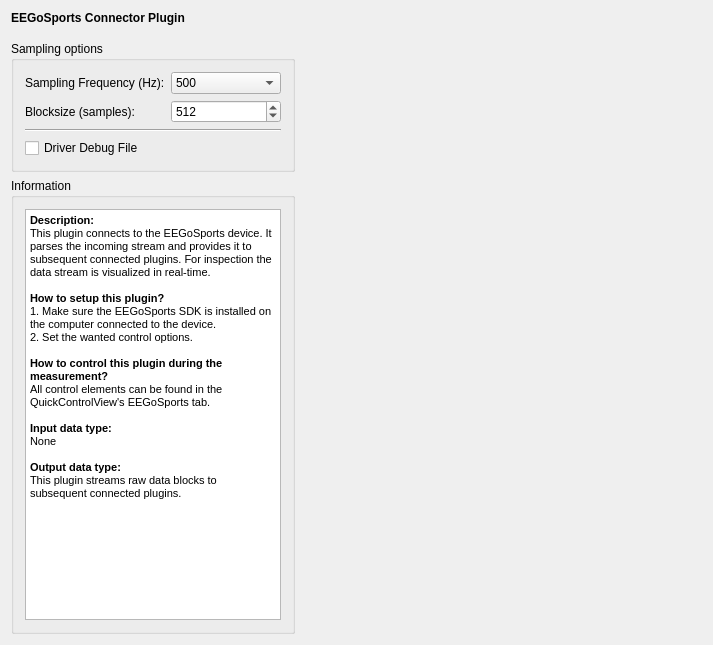
Old version of the form applications/mne_scan/plugins/eegosports/FormFiles/eegosportssetup.ui in the repository mne-tools/mne-cpp.
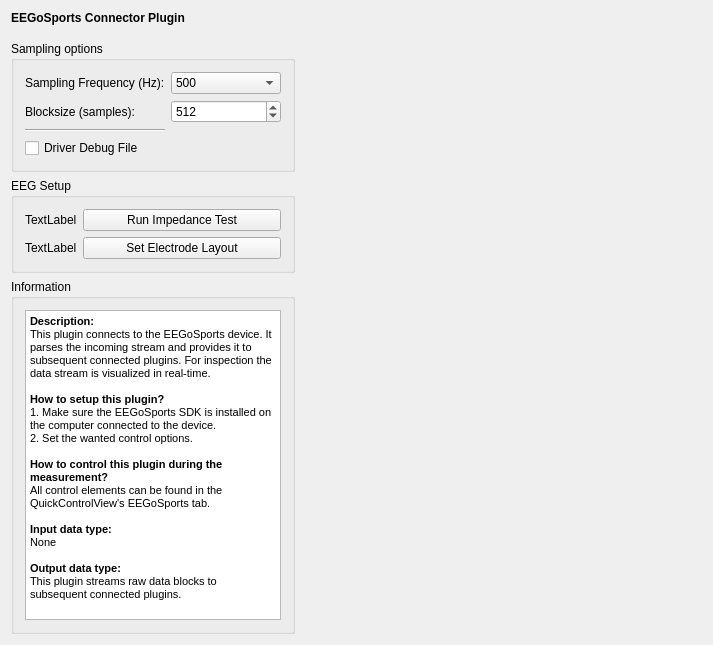
New version of the form.

Commit message: FIX: eegosports impedance check

```diff
--- a/applications/mne_scan/plugins/eegosports/FormFiles/eegosportssetup.ui
+++ b/applications/mne_scan/plugins/eegosports/FormFiles/eegosportssetup.ui
@@ -44,11 +44,11 @@
     </spacer>
    </item>
    <item>
-    <layout class="QGridLayout" name="m_qGridLayout_main" rowstretch="0,0" columnstretch="0,0,0,0">
+    <layout class="QGridLayout" name="m_qGridLayout_main" rowstretch="0,0,0" columnstretch="0,0,0,0">
      <property name="spacing">
       <number>6</number>
      </property>
-     <item row="0" column="3" rowspan="2">
+     <item row="0" column="3" rowspan="3">
       <spacer name="horizontalSpacer">
        <property name="orientation">
         <enum>Qt::Horizontal</enum>
@@ -61,7 +61,7 @@
        </property>
       </spacer>
      </item>
-     <item row="1" column="0" colspan="3">
+     <item row="2" column="0" colspan="3">
       <widget class="QGroupBox" name="m_qGroupBox_Information">
        <property name="sizePolicy">
         <sizepolicy hsizetype="Preferred" vsizetype="Preferred">
@@ -97,22 +97,65 @@
            <string>&lt;!DOCTYPE HTML PUBLIC &quot;-//W3C//DTD HTML 4.0//EN&quot; &quot;http://www.w3.org/TR/REC-html40/strict.dtd&quot;&gt;
 &lt;html&gt;&lt;head&gt;&lt;meta name=&quot;qrichtext&quot; content=&quot;1&quot; /&gt;&lt;style type=&quot;text/css&quot;&gt;
 p, li { white-space: pre-wrap; }
-&lt;/style&gt;&lt;/head&gt;&lt;body style=&quot; font-family:'MS Shell Dlg 2'; font-size:8.25pt; font-weight:400; font-style:normal;&quot;&gt;
-&lt;p style=&quot; margin-top:0px; margin-bottom:0px; margin-left:0px; margin-right:0px; -qt-block-indent:0; text-indent:0px;&quot;&gt;&lt;span style=&quot; font-weight:600;&quot;&gt;Description:&lt;/span&gt;&lt;/p&gt;
-&lt;p style=&quot; margin-top:0px; margin-bottom:0px; margin-left:0px; margin-right:0px; -qt-block-indent:0; text-indent:0px;&quot;&gt;This plugin connects to the EEGoSports device. It parses the incoming stream and provides it to subsequent connected plugins. For inspection the data stream is visualized in real-time.&lt;/p&gt;
-&lt;p style=&quot;-qt-paragraph-type:empty; margin-top:0px; margin-bottom:0px; margin-left:0px; margin-right:0px; -qt-block-indent:0; text-indent:0px;&quot;&gt;&lt;br /&gt;&lt;/p&gt;
-&lt;p style=&quot; margin-top:0px; margin-bottom:0px; margin-left:0px; margin-right:0px; -qt-block-indent:0; text-indent:0px;&quot;&gt;&lt;span style=&quot; font-weight:600;&quot;&gt;How to setup this plugin?&lt;/span&gt;&lt;/p&gt;
-&lt;p style=&quot; margin-top:0px; margin-bottom:0px; margin-left:0px; margin-right:0px; -qt-block-indent:0; text-indent:0px;&quot;&gt;1. Make sure the EEGoSports SDK is installed on the computer connected to the device.&lt;/p&gt;
-&lt;p style=&quot; margin-top:0px; margin-bottom:0px; margin-left:0px; margin-right:0px; -qt-block-indent:0; text-indent:0px;&quot;&gt;2. Set the wanted control options.&lt;/p&gt;
-&lt;p style=&quot;-qt-paragraph-type:empty; margin-top:0px; margin-bottom:0px; margin-left:0px; margin-right:0px; -qt-block-indent:0; text-indent:0px;&quot;&gt;&lt;br /&gt;&lt;/p&gt;
-&lt;p style=&quot; margin-top:0px; margin-bottom:0px; margin-left:0px; margin-right:0px; -qt-block-indent:0; text-indent:0px;&quot;&gt;&lt;span style=&quot; font-weight:600;&quot;&gt;How to control this plugin during the measurement?&lt;/span&gt;&lt;/p&gt;
-&lt;p style=&quot; margin-top:0px; margin-bottom:0px; margin-left:0px; margin-right:0px; -qt-block-indent:0; text-indent:0px;&quot;&gt;All control elements can be found in the QuickControlView's EEGoSports tab.&lt;/p&gt;
-&lt;p style=&quot;-qt-paragraph-type:empty; margin-top:0px; margin-bottom:0px; margin-left:0px; margin-right:0px; -qt-block-indent:0; text-indent:0px;&quot;&gt;&lt;br /&gt;&lt;/p&gt;
-&lt;p style=&quot; margin-top:0px; margin-bottom:0px; margin-left:0px; margin-right:0px; -qt-block-indent:0; text-indent:0px;&quot;&gt;&lt;span style=&quot; font-weight:600;&quot;&gt;Input data type:&lt;/span&gt;&lt;/p&gt;
-&lt;p style=&quot; margin-top:0px; margin-bottom:0px; margin-left:0px; margin-right:0px; -qt-block-indent:0; text-indent:0px;&quot;&gt;None&lt;/p&gt;
-&lt;p style=&quot;-qt-paragraph-type:empty; margin-top:0px; margin-bottom:0px; margin-left:0px; margin-right:0px; -qt-block-indent:0; text-indent:0px;&quot;&gt;&lt;br /&gt;&lt;/p&gt;
-&lt;p style=&quot; margin-top:0px; margin-bottom:0px; margin-left:0px; margin-right:0px; -qt-block-indent:0; text-indent:0px;&quot;&gt;&lt;span style=&quot; font-weight:600;&quot;&gt;Output data type:&lt;/span&gt;&lt;/p&gt;
-&lt;p style=&quot; margin-top:0px; margin-bottom:0px; margin-left:0px; margin-right:0px; -qt-block-indent:0; text-indent:0px;&quot;&gt;This plugin streams raw data blocks to subsequent connected plugins.&lt;/p&gt;&lt;/body&gt;&lt;/html&gt;</string>
+&lt;/style&gt;&lt;/head&gt;&lt;body style=&quot; font-family:'Ubuntu'; font-size:11pt; font-weight:400; font-style:normal;&quot;&gt;
+&lt;p style=&quot; margin-top:0px; margin-bottom:0px; margin-left:0px; margin-right:0px; -qt-block-indent:0; text-indent:0px;&quot;&gt;&lt;span style=&quot; font-family:'MS Shell Dlg 2'; font-size:8.25pt; font-weight:600;&quot;&gt;Description:&lt;/span&gt;&lt;/p&gt;
+&lt;p style=&quot; margin-top:0px; margin-bottom:0px; margin-left:0px; margin-right:0px; -qt-block-indent:0; text-indent:0px;&quot;&gt;&lt;span style=&quot; font-family:'MS Shell Dlg 2'; font-size:8.25pt;&quot;&gt;This plugin connects to the EEGoSports device. It parses the incoming stream and provides it to subsequent connected plugins. For inspection the data stream is visualized in real-time.&lt;/span&gt;&lt;/p&gt;
+&lt;p style=&quot;-qt-paragraph-type:empty; margin-top:0px; margin-bottom:0px; margin-left:0px; margin-right:0px; -qt-block-indent:0; text-indent:0px; font-family:'MS Shell Dlg 2'; font-size:8.25pt;&quot;&gt;&lt;br /&gt;&lt;/p&gt;
+&lt;p style=&quot; margin-top:0px; margin-bottom:0px; margin-left:0px; margin-right:0px; -qt-block-indent:0; text-indent:0px;&quot;&gt;&lt;span style=&quot; font-family:'MS Shell Dlg 2'; font-size:8.25pt; font-weight:600;&quot;&gt;How to setup this plugin?&lt;/span&gt;&lt;/p&gt;
+&lt;p style=&quot; margin-top:0px; margin-bottom:0px; margin-left:0px; margin-right:0px; -qt-block-indent:0; text-indent:0px;&quot;&gt;&lt;span style=&quot; font-family:'MS Shell Dlg 2'; font-size:8.25pt;&quot;&gt;1. Make sure the EEGoSports SDK is installed on the computer connected to the device.&lt;/span&gt;&lt;/p&gt;
+&lt;p style=&quot; margin-top:0px; margin-bottom:0px; margin-left:0px; margin-right:0px; -qt-block-indent:0; text-indent:0px;&quot;&gt;&lt;span style=&quot; font-family:'MS Shell Dlg 2'; font-size:8.25pt;&quot;&gt;2. Set the wanted control options.&lt;/span&gt;&lt;/p&gt;
+&lt;p style=&quot;-qt-paragraph-type:empty; margin-top:0px; margin-bottom:0px; margin-left:0px; margin-right:0px; -qt-block-indent:0; text-indent:0px; font-family:'MS Shell Dlg 2'; font-size:8.25pt;&quot;&gt;&lt;br /&gt;&lt;/p&gt;
+&lt;p style=&quot; margin-top:0px; margin-bottom:0px; margin-left:0px; margin-right:0px; -qt-block-indent:0; text-indent:0px;&quot;&gt;&lt;span style=&quot; font-family:'MS Shell Dlg 2'; font-size:8.25pt; font-weight:600;&quot;&gt;How to control this plugin during the measurement?&lt;/span&gt;&lt;/p&gt;
+&lt;p style=&quot; margin-top:0px; margin-bottom:0px; margin-left:0px; margin-right:0px; -qt-block-indent:0; text-indent:0px;&quot;&gt;&lt;span style=&quot; font-family:'MS Shell Dlg 2'; font-size:8.25pt;&quot;&gt;All control elements can be found in the QuickControlView's EEGoSports tab.&lt;/span&gt;&lt;/p&gt;
+&lt;p style=&quot;-qt-paragraph-type:empty; margin-top:0px; margin-bottom:0px; margin-left:0px; margin-right:0px; -qt-block-indent:0; text-indent:0px; font-family:'MS Shell Dlg 2'; font-size:8.25pt;&quot;&gt;&lt;br /&gt;&lt;/p&gt;
+&lt;p style=&quot; margin-top:0px; margin-bottom:0px; margin-left:0px; margin-right:0px; -qt-block-indent:0; text-indent:0px;&quot;&gt;&lt;span style=&quot; font-family:'MS Shell Dlg 2'; font-size:8.25pt; font-weight:600;&quot;&gt;Input data type:&lt;/span&gt;&lt;/p&gt;
+&lt;p style=&quot; margin-top:0px; margin-bottom:0px; margin-left:0px; margin-right:0px; -qt-block-indent:0; text-indent:0px;&quot;&gt;&lt;span style=&quot; font-family:'MS Shell Dlg 2'; font-size:8.25pt;&quot;&gt;None&lt;/span&gt;&lt;/p&gt;
+&lt;p style=&quot;-qt-paragraph-type:empty; margin-top:0px; margin-bottom:0px; margin-left:0px; margin-right:0px; -qt-block-indent:0; text-indent:0px; font-family:'MS Shell Dlg 2'; font-size:8.25pt;&quot;&gt;&lt;br /&gt;&lt;/p&gt;
+&lt;p style=&quot; margin-top:0px; margin-bottom:0px; margin-left:0px; margin-right:0px; -qt-block-indent:0; text-indent:0px;&quot;&gt;&lt;span style=&quot; font-family:'MS Shell Dlg 2'; font-size:8.25pt; font-weight:600;&quot;&gt;Output data type:&lt;/span&gt;&lt;/p&gt;
+&lt;p style=&quot; margin-top:0px; margin-bottom:0px; margin-left:0px; margin-right:0px; -qt-block-indent:0; text-indent:0px;&quot;&gt;&lt;span style=&quot; font-family:'MS Shell Dlg 2'; font-size:8.25pt;&quot;&gt;This plugin streams raw data blocks to subsequent connected plugins.&lt;/span&gt;&lt;/p&gt;&lt;/body&gt;&lt;/html&gt;</string>
+          </property>
+         </widget>
+        </item>
+       </layout>
+      </widget>
+     </item>
+     <item row="1" column="0" colspan="3">
+      <widget class="QGroupBox" name="m_qGroupBox_Impedance">
+       <property name="maximumSize">
+        <size>
+         <width>300</width>
+         <height>50000</height>
+        </size>
+       </property>
+       <property name="title">
+        <string>EEG Setup</string>
+       </property>
+       <layout class="QFormLayout" name="formLayout">
+        <item row="0" column="0">
+         <widget class="QLabel" name="m_qLabel_Impedance">
+          <property name="text">
+           <string>TextLabel</string>
+          </property>
+         </widget>
+        </item>
+        <item row="0" column="1">
+         <widget class="QPushButton" name="m_qPushButton_Impedance">
+          <property name="text">
+           <string>Run Impedance Test</string>
+          </property>
+         </widget>
+        </item>
+        <item row="1" column="0">
+         <widget class="QLabel" name="m_qLabel_Files">
+          <property name="text">
+           <string>TextLabel</string>
+          </property>
+         </widget>
+        </item>
+        <item row="1" column="1">
+         <widget class="QPushButton" name="m_qPushButton_Files">
+          <property name="text">
+           <string>Set Electrode Layout</string>
           </property>
          </widget>
         </item>
@@ -145,10 +188,7 @@
        <property name="flat">
         <bool>false</bool>
        </property>
-       <layout class="QFormLayout" name="formLayout_2">
-        <property name="fieldGrowthPolicy">
-         <enum>QFormLayout::AllNonFixedFieldsGrow</enum>
-        </property>
+       <layout class="QGridLayout" name="gridLayout">
         <item row="0" column="0">
          <widget class="QLabel" name="m_qLabel_SamplingRate">
           <property name="layoutDirection">
@@ -196,14 +236,27 @@
           </item>
          </widget>
         </item>
-        <item row="3" column="0">
+        <item row="1" column="0">
          <widget class="QLabel" name="label">
           <property name="text">
            <string>Blocksize (samples):</string>
           </property>
          </widget>
         </item>
-        <item row="4" column="0" colspan="2">
+        <item row="1" column="1">
+         <widget class="QSpinBox" name="m_spinBox_BlockSize">
+          <property name="minimum">
+           <number>10</number>
+          </property>
+          <property name="maximum">
+           <number>2048</number>
+          </property>
+          <property name="value">
+           <number>512</number>
+          </property>
+         </widget>
+        </item>
+        <item row="2" column="0">
          <widget class="Line" name="line_2">
           <property name="minimumSize">
            <size>
@@ -216,26 +269,13 @@
           </property>
          </widget>
         </item>
-        <item row="5" column="0">
+        <item row="3" column="0">
          <widget class="QCheckBox" name="m_checkBox_WriteDriverDebugToFile">
           <property name="text">
            <string>Driver Debug File</string>
           </property>
          </widget>
         </item>
-        <item row="3" column="1">
-         <widget class="QSpinBox" name="m_spinBox_BlockSize">
-          <property name="minimum">
-           <number>10</number>
-          </property>
-          <property name="maximum">
-           <number>2048</number>
-          </property>
-          <property name="value">
-           <number>512</number>
-          </property>
-         </widget>
-        </item>
        </layout>
       </widget>
      </item>
```
The commit also changes 5 other files.
